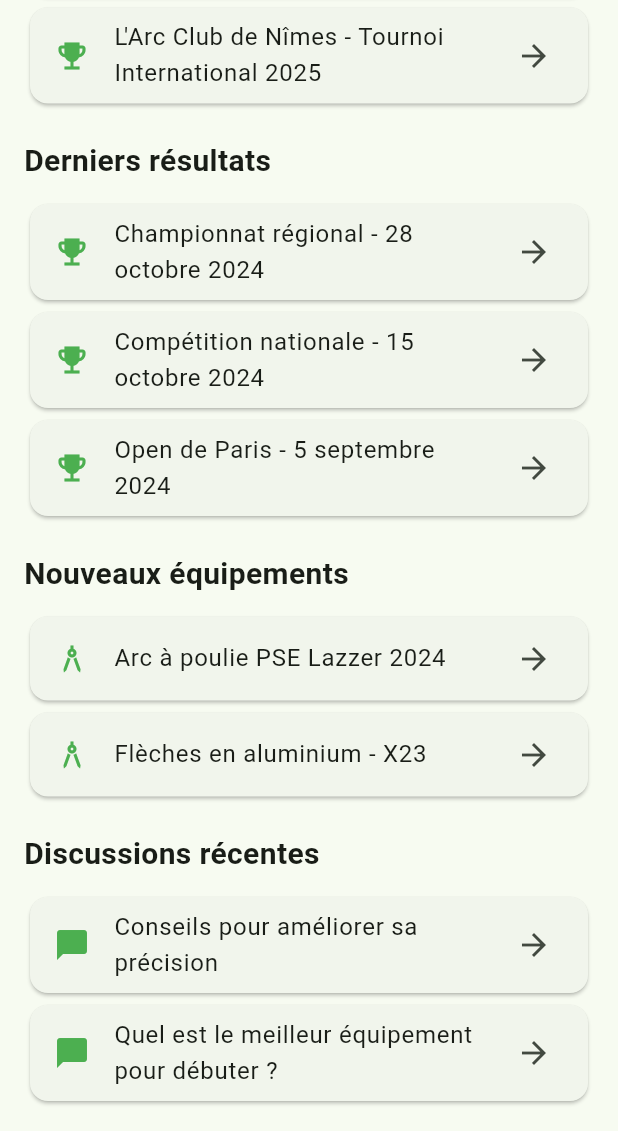
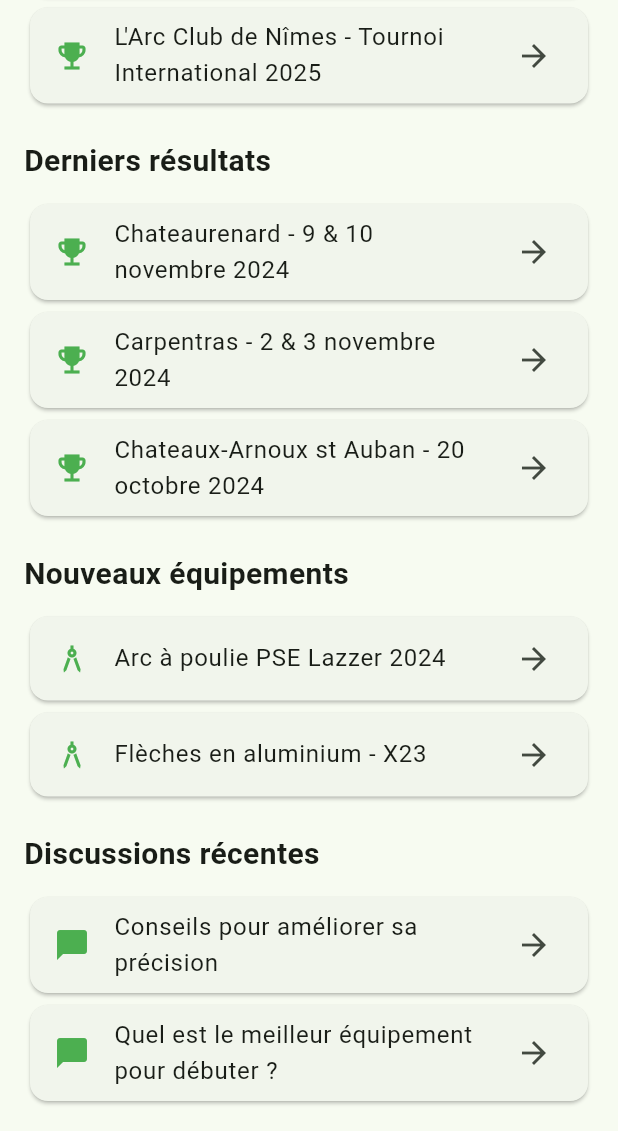
Before and after one commit to FabPinel/forumflutter, a Flutter app: the screen it shows after launch, scrolled down 317 dp, on a phone screen of 412 x 824 dp, the part 105-1236 px from its top. Run offline on Flutter 3.47's test engine with Material 3 defaults, Android fonts, the phone set to English and light mode, and no system bars; our stand-ins replace shared_preferences.

Commit message:
Résultat des compétitions

```diff
--- a/lib/main.dart
+++ b/lib/main.dart
@@ -51,9 +51,9 @@ class ForumHomePage extends StatelessWidget {
             context,
             title: "Derniers résultats",
             items: [
-              "Championnat régional - 28 octobre 2024",
-              "Compétition nationale - 15 octobre 2024",
-              "Open de Paris - 5 septembre 2024"
+              "Chateaurenard - 9 & 10 novembre 2024",
+              "Carpentras - 2 & 3 novembre 2024",
+              "Chateaux-Arnoux st Auban - 20 octobre 2024"
             ],
             icon: Icons.emoji_events,
           ),
@@ -136,8 +136,17 @@ class ForumHomePage extends StatelessWidget {
                       MaterialPageRoute(
                           builder: (context) => const ArticleNimeScreen()),
                     );
+                  } else if (item == "Chateaurenard - 9 & 10 novembre 2024") {
+                    _openPDF(
+                        "https://www.tirarcpaca.fr/media/uploaded/sites/11475/document/6732fbc4c845a_rsultatsChateaurenard910112024.pdf");
+                  } else if (item == "Carpentras - 2 & 3 novembre 2024") {
+                    _openPDF(
+                        "https://www.tirarcpaca.fr/media/uploaded/sites/11475/kcupload/files/CARPENTRAS%2002%20%26%2003%20novembre%202024.pdf");
+                  } else if (item ==
+                      "Chateaux-Arnoux st Auban - 20 octobre 2024") {
+                    _openPDF(
+                        "https://www.tirarcpaca.fr/media/uploaded/sites/11475/kcupload/files/CHATEAU-ARNOUX%2019%20%26%2020%20octobre%202024.pdf");
                   }
-                  // Ajoutez d'autres actions pour les autres éléments si nécessaire
                 },
               ),
             )),
```
